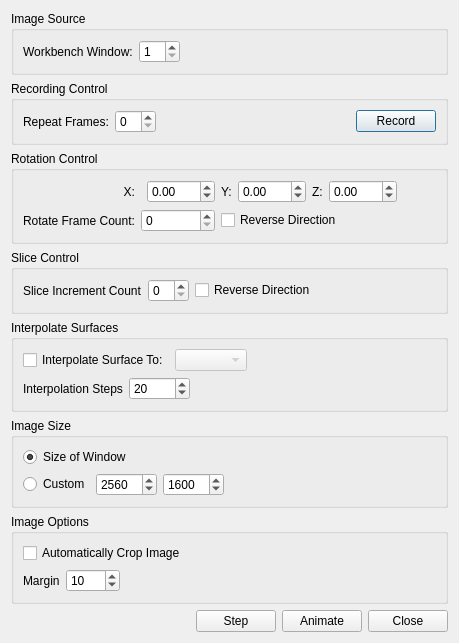
This is src/GuiQt/MovieDialog.ui in Washington-University/workbench as Qt 5 draws it before an edit. The edited form follows.
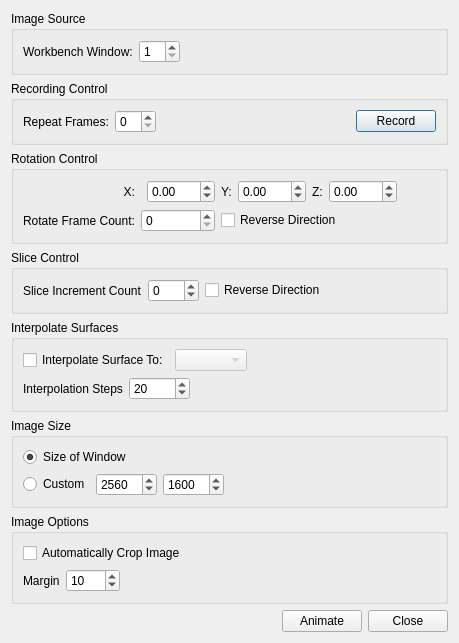
This is the edited form.

Commit message: Removed single step button from dialog.

What changed in the file:
```diff
--- a/src/GuiQt/MovieDialog.ui
+++ b/src/GuiQt/MovieDialog.ui
@@ -240,7 +240,14 @@
        </widget>
       </item>
       <item>
-       <widget class="QSpinBox" name="sliceIncrementCountSpinBox"/>
+       <widget class="QSpinBox" name="sliceIncrementCountSpinBox">
+        <property name="minimum">
+         <number>-999</number>
+        </property>
+        <property name="maximum">
+         <number>999</number>
+        </property>
+       </widget>
       </item>
       <item>
        <widget class="QCheckBox" name="reverseSliceDirectionCheckBox">
@@ -504,13 +511,6 @@
        </property>
       </spacer>
      </item>
-     <item>
-      <widget class="QPushButton" name="stepButton">
-       <property name="text">
-        <string>Step</string>
-       </property>
-      </widget>
-     </item>
      <item>
       <widget class="QPushButton" name="animateButton">
        <property name="text">
```
